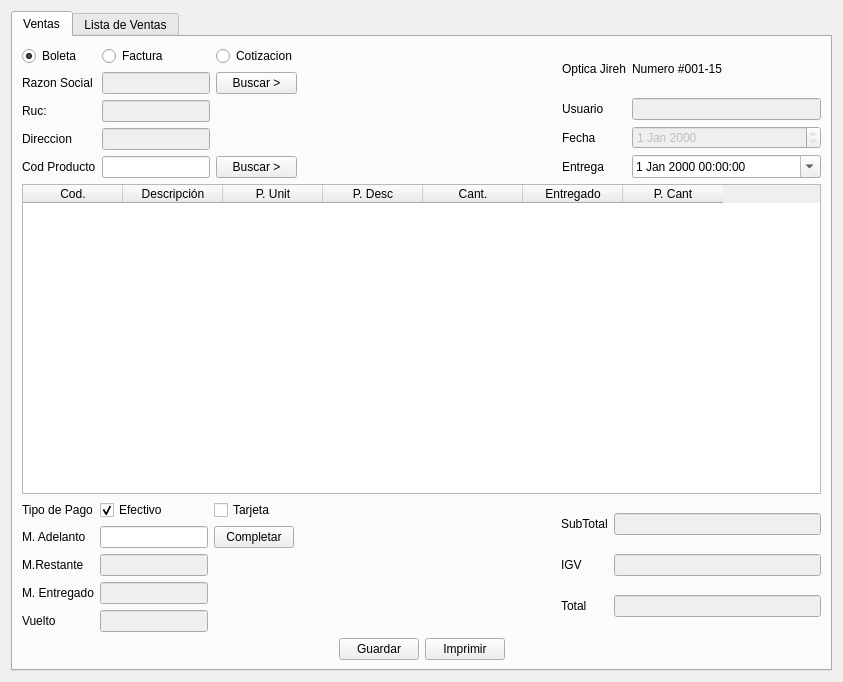
The window that venta/uiventas.ui (rodety/manager) describes before a commit, drawn with Qt 5.
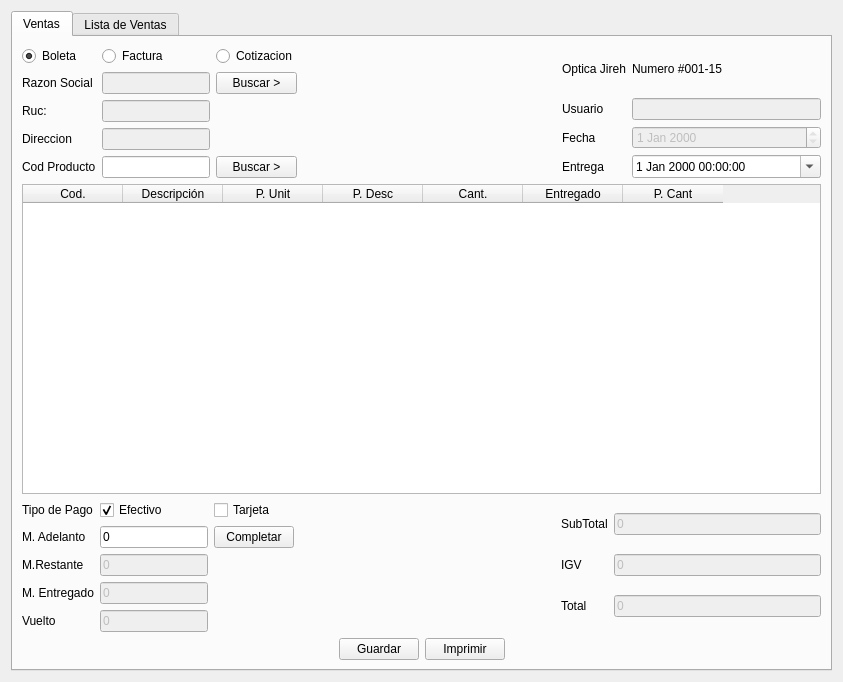
The same window after the commit.

Patch:
```diff
--- a/venta/uiventas.ui
+++ b/venta/uiventas.ui
@@ -280,10 +280,17 @@
              <property name="enabled">
               <bool>false</bool>
              </property>
+             <property name="text">
+              <string>0</string>
+             </property>
             </widget>
            </item>
            <item row="2" column="1">
-            <widget class="QLineEdit" name="lineEdit_adelanto"/>
+            <widget class="QLineEdit" name="lineEdit_adelanto">
+             <property name="text">
+              <string>0</string>
+             </property>
+            </widget>
            </item>
            <item row="2" column="2">
             <widget class="QPushButton" name="pushButton_completar">
@@ -297,6 +304,9 @@
              <property name="enabled">
               <bool>false</bool>
              </property>
+             <property name="text">
+              <string>0</string>
+             </property>
             </widget>
            </item>
            <item row="5" column="1">
@@ -304,6 +314,9 @@
              <property name="enabled">
               <bool>false</bool>
              </property>
+             <property name="text">
+              <string>0</string>
+             </property>
             </widget>
            </item>
            <item row="1" column="0">
@@ -352,6 +365,9 @@
              <property name="enabled">
               <bool>false</bool>
              </property>
+             <property name="text">
+              <string>0</string>
+             </property>
             </widget>
            </item>
            <item row="1" column="0">
@@ -366,6 +382,9 @@
              <property name="enabled">
               <bool>false</bool>
              </property>
+             <property name="text">
+              <string>0</string>
+             </property>
             </widget>
            </item>
            <item row="0" column="1">
@@ -373,6 +392,9 @@
              <property name="enabled">
               <bool>false</bool>
              </property>
+             <property name="text">
+              <string>0</string>
+             </property>
             </widget>
            </item>
            <item row="2" column="0">
```
Left out of the diff: 6 changed lines with no effect on the pictures.
